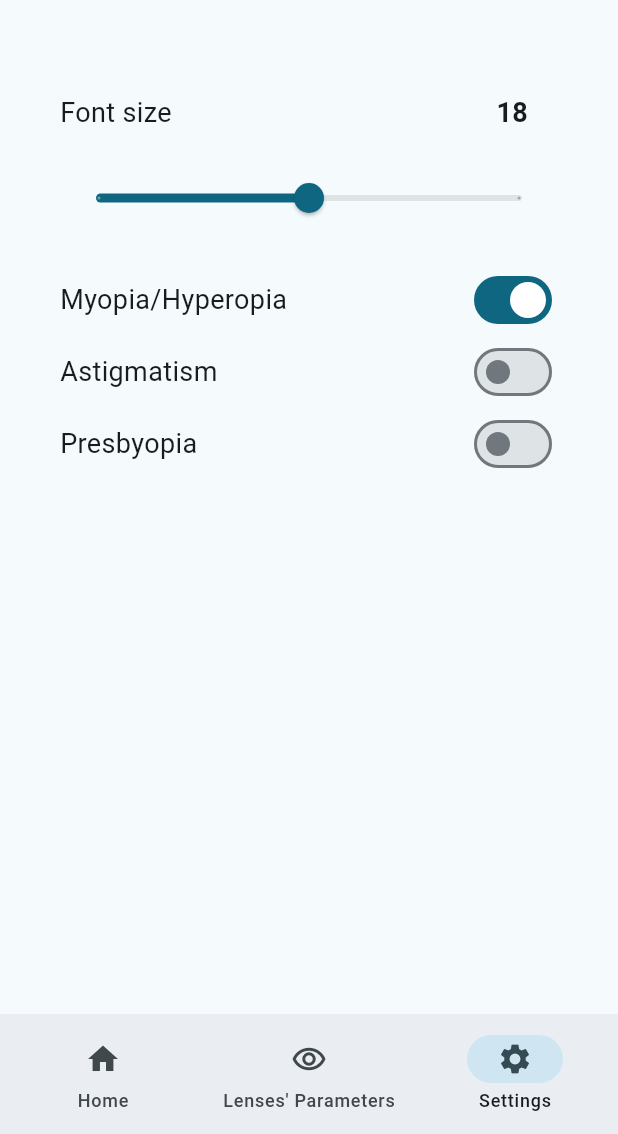
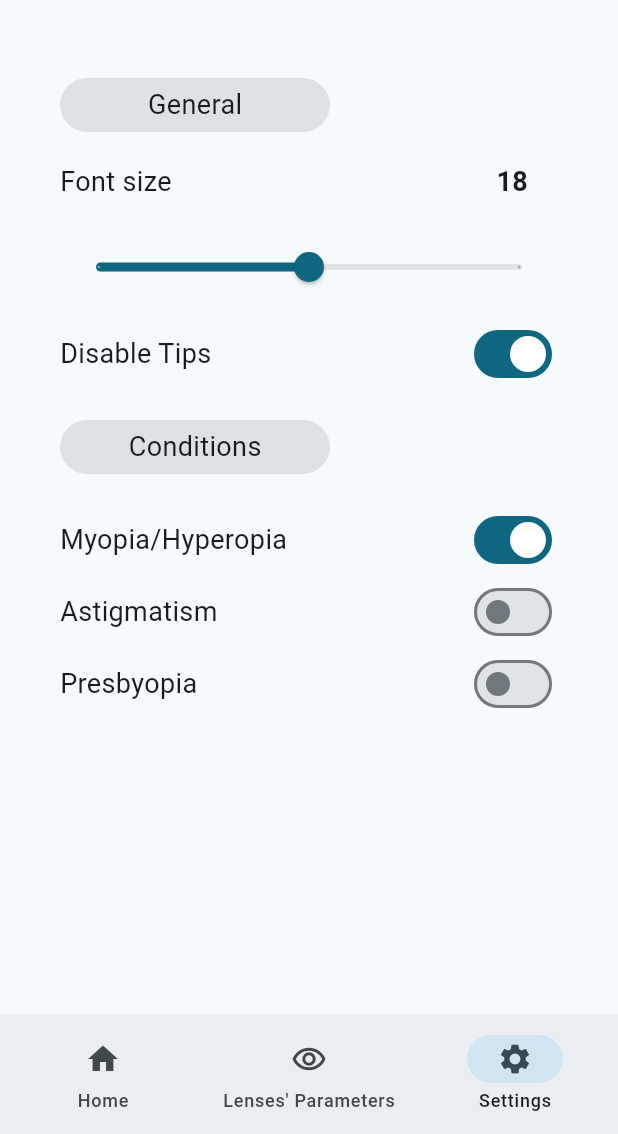
Before and after one commit to Thanasis-pap/contact_lenses, a Flutter app: the screen it shows after launch, item 3 of the bottom bar chosen, on a phone screen of 412 x 824 dp, the part 102-1236 px from its top. Run offline on Flutter 3.47's test engine with Material 3 defaults, Android fonts, the phone set to English and light mode, and no system bars; our stand-ins replace auto_size_text, get, shared_preferences.

Commit message:
Added tips

```diff
--- /dev/null
+++ b/lib/Widgets/tips.dart
@@ -0,0 +1,22 @@
+import 'dart:math';
+
+class Tips {
+  static List<String> tipsList = [
+    'Don\'t share contact lenses with others.',
+    'Don\'t use tap water, saliva or anything than the recommended lens solution to clean and soak lenses.',
+    'Don\'t wear your contact lenses longer than instructed.',
+    'Don\'t reuse or top up lens solution in the lens storage case.',
+    'Don\'t touch the tip of solution bottles with other surfaces - including contact lenses, fingers or eyes.',
+    'Don\'t change your contact lens solution without asking the optometrist.',
+    'Wash your hands before handling your contact lenses.',
+    'Don\'t swim or shower in contact lenses.',
+    'Wash your lenses after use with your solution.',
+    'If you are wearing lenses, close your eyes when using hairspray.',
+  ];
+
+  static String selectTip() {
+    Random random = Random();
+    int randomNumber = random.nextInt(10);
+    return tipsList[randomNumber];
+  }
+}
--- /dev/null
+++ b/lib/Widgets/title.dart
@@ -0,0 +1,19 @@
+import 'package:contact_lenses/global_dirs.dart';
+
+class Heading {
+  static Widget title(BuildContext context,String text) {
+    return Container(
+      padding: const EdgeInsets.all(5.0),
+      width: Global.fontSize * 10,
+      alignment: Alignment.center,
+      decoration: BoxDecoration(
+        color: Theme.of(context).highlightColor,
+        borderRadius: BorderRadius.circular(20.0),
+      ),
+      child: Text(
+        text,
+        style: TextStyle(fontSize: Global.fontSize),
+      ),
+    );
+  }
+}
--- a/lib/global_dirs.dart
+++ b/lib/global_dirs.dart
@@ -9,13 +9,15 @@ export 'package:contact_lenses/EyeConditions/infoedit.dart';
 export 'package:contact_lenses/Widgets/checklifespan.dart';
 export 'package:contact_lenses/Widgets/counter.dart';
 export 'package:contact_lenses/Widgets/timestamps.dart';
+export 'package:contact_lenses/Widgets/tips.dart';
+export 'package:contact_lenses/Widgets/title.dart';
 
 class Global {
   static double fontSize = 18;
   static bool myopia = true;
   static bool astigmatism = false;
   static bool presbyopia = false;
-  static bool click = false;
+  static bool tips = true;
   static int leftEye = 0;
   static int rightEye = 0;
   static List<String> timestamps = [];
--- a/lib/home.dart
+++ b/lib/home.dart
@@ -20,6 +20,7 @@ class _MyHomePageState extends State<MyHomePage> {
       Global.fontSize = (prefs.getDouble('fontsize') ?? 18);
       Global.leftEye = (prefs.getInt('lefteye') ?? 0);
       Global.rightEye = (prefs.getInt('righteye') ?? 0);
+      Global.tips = (prefs.getBool('tips') ?? true);
       Global.myopia = (prefs.getBool('myopia') ?? true);
       Global.astigmatism = (prefs.getBool('astigmatism') ?? false);
       Global.presbyopia = (prefs.getBool('presbyopia') ?? false);
@@ -80,6 +81,13 @@ class _MyHomePageState extends State<MyHomePage> {
     });
   }
 
+  void setTip(bool tips) async {
+    SharedPreferences prefs = await SharedPreferences.getInstance();
+    setState(() {
+      prefs.setBool('tips', tips);
+    });
+  }
+
   int currentPageIndex = 0;
   NavigationDestinationLabelBehavior labelBehavior =
       NavigationDestinationLabelBehavior.alwaysShow;
@@ -126,8 +134,7 @@ class _MyHomePageState extends State<MyHomePage> {
         ],
       ),
       body: <Widget>[
-        Center(
-          child: ListView(
+        ListView(
           children: [
             Padding(
               padding: const EdgeInsets.symmetric(horizontal: 44),
@@ -165,8 +172,8 @@ class _MyHomePageState extends State<MyHomePage> {
                       crossAxisAlignment: CrossAxisAlignment.center,
                       mainAxisAlignment: MainAxisAlignment.center,
                       children: [
-                          Counter.lensesCount(context, 'Right Lens',
-                              Global.rightEye.toString()),
+                        Counter.lensesCount(
+                            context, 'Right Lens', Global.rightEye.toString()),
                         const SizedBox(height: 10.0),
                         ElevatedButton(
                           onPressed: () {
@@ -186,12 +193,29 @@ class _MyHomePageState extends State<MyHomePage> {
                   width: 200,
                   child: ElevatedButton.icon(
                     onPressed: () {
+                      showDialog<String>(
+                        context: context,
+                        builder: (BuildContext context) => AlertDialog(
+                          title: Text('Tip:',
+                              style: TextStyle(fontSize: Global.fontSize + 10)),
+                          content: Text(Tips.selectTip(),
+                              style: TextStyle(fontSize: Global.fontSize)),
+                          actions: <Widget>[
+                            TextButton(
+                              onPressed: () {
+                                Navigator.pop(context, 'OK');
+                              },
+                              child: Text('OK',
+                                  style: TextStyle(fontSize: Global.fontSize)),
+                            ),
+                          ],
+                        ),
+                      );
                       Lifespan.alert(context);
                       Global.leftEye++;
                       Global.rightEye++;
                       setInt(Global.leftEye, Global.rightEye);
-                        String date =
-                            DateTime.now().toString().substring(0, 19);
+                      String date = DateTime.now().toString().substring(0, 19);
                       Global.timestamps.add(date);
                       setStringList(Global.timestamps);
                     },
@@ -205,9 +229,7 @@ class _MyHomePageState extends State<MyHomePage> {
             ),
           ],
         ),
-        ),
-        Center(
-          child: ListView(
+        ListView(
           padding: const EdgeInsets.all(15),
           children: <Widget>[
             SizedBox(
@@ -221,21 +243,8 @@ class _MyHomePageState extends State<MyHomePage> {
                     Align(
                       alignment: Alignment.topLeft,
                       child: Padding(
-                          padding: const EdgeInsets.all(5),
-                          child: Container(
-                            margin: const EdgeInsets.all(5.0),
-                            padding: const EdgeInsets.all(5.0),
-                            width: Global.fontSize * 10,
-                            alignment: Alignment.center,
-                            decoration: BoxDecoration(
-                              color: Theme.of(context).highlightColor,
-                              borderRadius: BorderRadius.circular(20.0),
-                            ),
-                            child: Text(
-                              'Lenses Info',
-                              style: TextStyle(fontSize: Global.fontSize),
-                            ),
-                          ),
+                        padding: const EdgeInsets.all(10),
+                        child: Heading.title(context, 'Lenses Info'),
                       ),
                     ),
                     Padding(
@@ -299,8 +308,7 @@ class _MyHomePageState extends State<MyHomePage> {
                             });
                           },
                           shape: const RoundedRectangleBorder(
-                              borderRadius:
-                                  BorderRadius.all(Radius.circular(10)),
+                            borderRadius: BorderRadius.all(Radius.circular(10)),
                           ),
                           backgroundColor: Theme.of(context).highlightColor,
                           elevation: 0,
@@ -329,21 +337,8 @@ class _MyHomePageState extends State<MyHomePage> {
                       Align(
                         alignment: Alignment.topLeft,
                         child: Padding(
-                            padding: const EdgeInsets.all(5),
-                            child: Container(
-                              margin: const EdgeInsets.all(5.0),
-                              padding: const EdgeInsets.all(5.0),
-                              width: Global.fontSize * 10,
-                              alignment: Alignment.center,
-                              decoration: BoxDecoration(
-                                color: Theme.of(context).highlightColor,
-                                borderRadius: BorderRadius.circular(20.0),
-                              ),
-                              child: Text(
-                                'Myopia/Hyperopia',
-                                style: TextStyle(fontSize: Global.fontSize),
-                              ),
-                            ),
+                          padding: const EdgeInsets.all(10),
+                          child: Heading.title(context, 'Myopia/Hyperopia'),
                         ),
                       ),
                       EyeCondition.myopiaCard(context),
@@ -394,21 +389,8 @@ class _MyHomePageState extends State<MyHomePage> {
                       Align(
                         alignment: Alignment.topLeft,
                         child: Padding(
-                            padding: const EdgeInsets.all(5),
-                            child: Container(
-                              margin: const EdgeInsets.all(5.0),
-                              padding: const EdgeInsets.all(5.0),
-                              width: Global.fontSize * 10,
-                              alignment: Alignment.center,
-                              decoration: BoxDecoration(
-                                color: Theme.of(context).highlightColor,
-                                borderRadius: BorderRadius.circular(20.0),
-                              ),
-                              child: Text(
-                                'Astigmatism',
-                                style: TextStyle(fontSize: Global.fontSize),
-                              ),
-                            ),
+                          padding: const EdgeInsets.all(10),
+                          child: Heading.title(context, 'Astigmatism'),
                         ),
                       ),
                       EyeCondition.astigmatismCard(context),
@@ -422,8 +404,8 @@ class _MyHomePageState extends State<MyHomePage> {
                               Navigator.push(
                                       context,
                                       MaterialPageRoute(
-                                        builder: (_) =>
-                                            const Astigmatism())).then((_) {
+                                          builder: (_) => const Astigmatism()))
+                                  .then((_) {
                                 setState(() {});
                               });
                             },
@@ -459,21 +441,8 @@ class _MyHomePageState extends State<MyHomePage> {
                       Align(
                         alignment: Alignment.topLeft,
                         child: Padding(
-                            padding: const EdgeInsets.all(5),
-                            child: Container(
-                              margin: const EdgeInsets.all(5.0),
-                              padding: const EdgeInsets.all(5.0),
-                              width: Global.fontSize * 10,
-                              alignment: Alignment.center,
-                              decoration: BoxDecoration(
-                                color: Theme.of(context).highlightColor,
-                                borderRadius: BorderRadius.circular(20.0),
-                              ),
-                              child: Text(
-                                'Presbyopia',
-                                style: TextStyle(fontSize: Global.fontSize),
-                              ),
-                            ),
+                          padding: const EdgeInsets.all(10),
+                          child: Heading.title(context, 'Presbyopia'),
                         ),
                       ),
                       EyeCondition.presbyopiaCard(context),
@@ -539,14 +508,16 @@ class _MyHomePageState extends State<MyHomePage> {
             const SizedBox(height: 75.0),
           ],
         ),
-        ),
-        Center(
+        SingleChildScrollView(
           child: Padding(
             padding:
-                const EdgeInsets.symmetric(vertical: 30.0, horizontal: 40.0),
+                const EdgeInsets.symmetric(vertical: 0.0, horizontal: 40.0),
             child: Column(
               crossAxisAlignment: CrossAxisAlignment.start,
               children: [
+                const SizedBox(height: 20.0),
+                Heading.title(context, 'General'),
+                const SizedBox(height: 20.0),
                 Row(
                   mainAxisAlignment: MainAxisAlignment.spaceBetween,
                   children: [
@@ -579,6 +550,29 @@ class _MyHomePageState extends State<MyHomePage> {
                     });
                   },
                 ),
+                const SizedBox(height: 10.0),
+                Row(
+                  mainAxisAlignment: MainAxisAlignment.spaceBetween,
+                  children: [
+                    Text(
+                      'Disable Tips',
+                      style: TextStyle(fontSize: Global.fontSize),
+                    ),
+                    Switch(
+                      // This bool value toggles the switch.
+                      value: Global.tips,
+                      onChanged: (bool value) {
+                        // This is called when the user toggles the switch.
+                        setState(() {
+                          setTip(value);
+                          Global.tips = value;
+                        });
+                      },
+                    )
+                  ],
+                ),
+                const SizedBox(height: 20.0),
+                Heading.title(context, 'Conditions'),
                 const SizedBox(height: 20.0),
                 Row(
                   mainAxisAlignment: MainAxisAlignment.spaceBetween,
```
Lines whose indentation alone changed are shown as unchanged.
